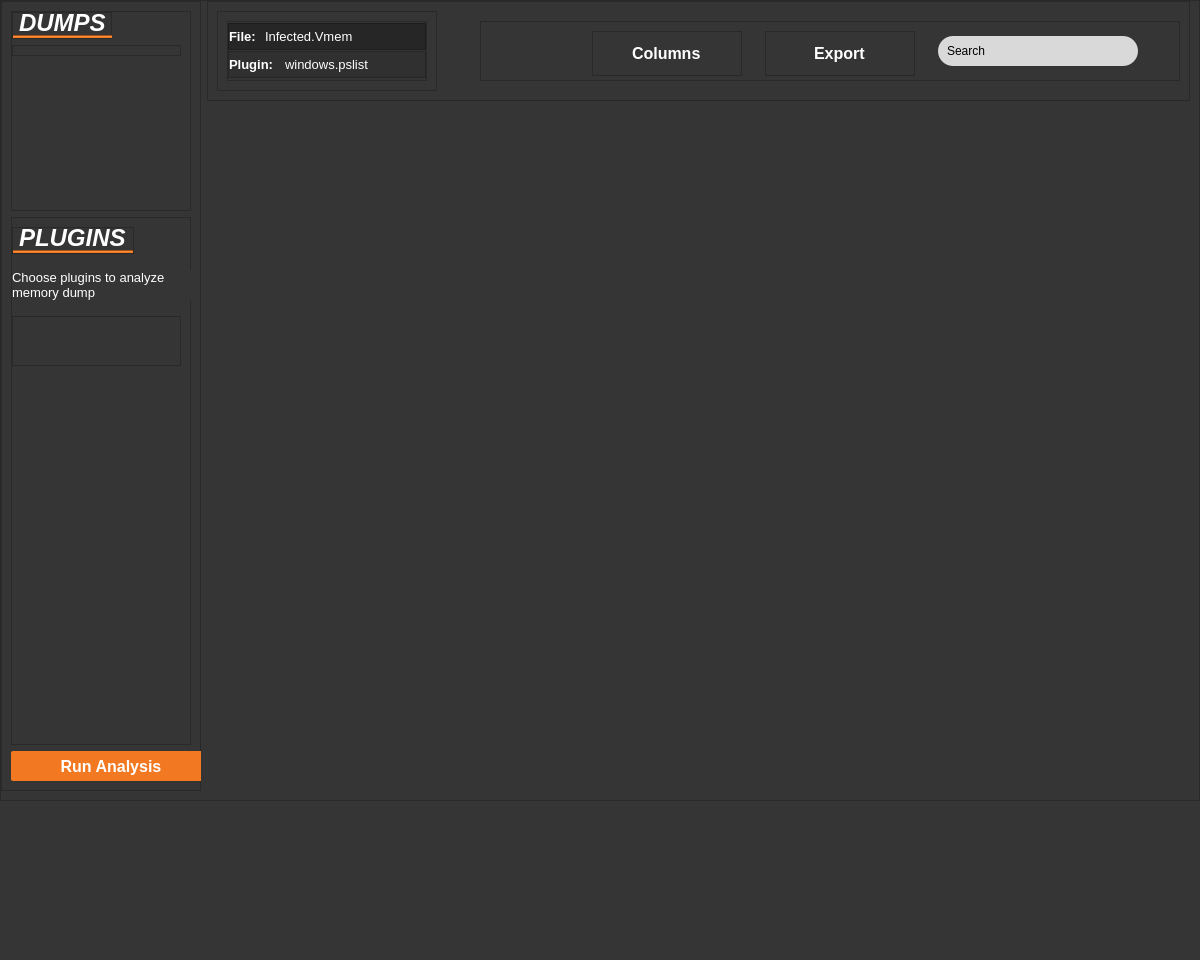
Before: the Qt Designer form newSimpleAnalyze/screens/ui/DataAnalyze.ui in Smidig-Leo/volatility3, drawn with Qt 5.
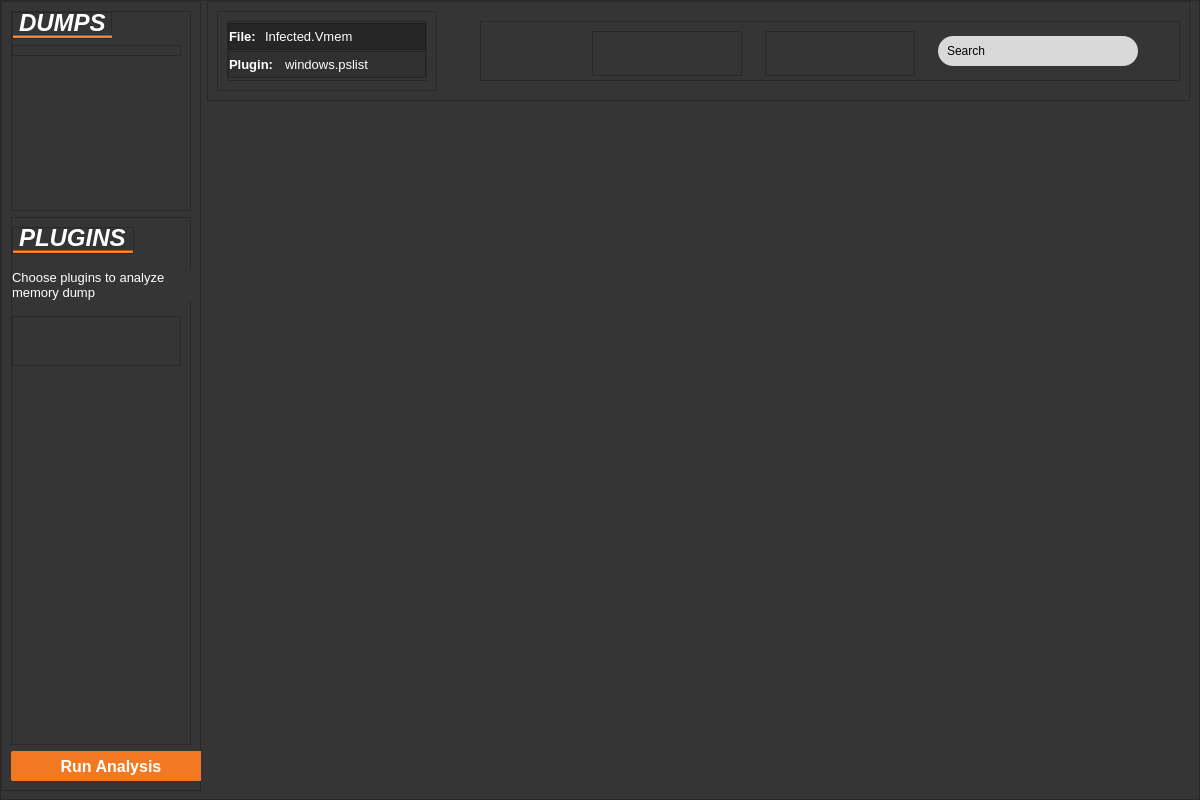
After: the same form once the commit is applied. Icons and pictures are not drawn.

```diff
--- a/newSimpleAnalyze/screens/ui/DataAnalyze.ui
+++ b/newSimpleAnalyze/screens/ui/DataAnalyze.ui
@@ -7,7 +7,7 @@
     <x>0</x>
     <y>0</y>
     <width>1200</width>
-    <height>960</height>
+    <height>800</height>
    </rect>
   </property>
   <property name="windowTitle">
@@ -301,38 +301,6 @@
                 <property name="horizontalSpacing">
                  <number>10</number>
                 </property>
-                <item row="0" column="2">
-                 <widget class="QLabel" name="labelExportArrow">
-                  <property name="text">
-                   <string>&lt;html&gt;&lt;head/&gt;&lt;body&gt;&lt;p&gt;&lt;img src=&quot;:/downArrow/assets/ArrowDown.png&quot;/&gt;&lt;/p&gt;&lt;/body&gt;&lt;/html&gt;</string>
-                  </property>
-                 </widget>
-                </item>
-                <item row="0" column="4">
-                 <widget class="QLabel" name="labelExportIcon">
-                  <property name="text">
-                   <string>&lt;html&gt;&lt;head/&gt;&lt;body&gt;&lt;p&gt;&lt;img src=&quot;:/export/assets/ExportVector.png&quot;/&gt;&lt;/p&gt;&lt;/body&gt;&lt;/html&gt;</string>
-                  </property>
-                 </widget>
-                </item>
-                <item row="0" column="3">
-                 <widget class="QLabel" name="labelExportText">
-                  <property name="font">
-                   <font>
-                    <family>Arial</family>
-                    <pointsize>12</pointsize>
-                    <weight>75</weight>
-                    <bold>true</bold>
-                   </font>
-                  </property>
-                  <property name="styleSheet">
-                   <string notr="true">color: rgb(255, 255, 255);</string>
-                  </property>
-                  <property name="text">
-                   <string>Export</string>
-                  </property>
-                 </widget>
-                </item>
                </layout>
               </widget>
              </item>
@@ -410,38 +378,6 @@
                 <property name="horizontalSpacing">
                  <number>10</number>
                 </property>
-                <item row="0" column="1">
-                 <widget class="QLabel" name="labelColumnText">
-                  <property name="font">
-                   <font>
-                    <family>Arial</family>
-                    <pointsize>12</pointsize>
-                    <weight>75</weight>
-                    <bold>true</bold>
-                   </font>
-                  </property>
-                  <property name="styleSheet">
-                   <string notr="true">color: rgb(255, 255, 255);</string>
-                  </property>
-                  <property name="text">
-                   <string>Columns</string>
-                  </property>
-                 </widget>
-                </item>
-                <item row="0" column="3">
-                 <widget class="QLabel" name="labelColumnIcon">
-                  <property name="text">
-                   <string>&lt;html&gt;&lt;head/&gt;&lt;body&gt;&lt;p&gt;&lt;img src=&quot;:/columns/assets/ColumnsVector.png&quot;/&gt;&lt;/p&gt;&lt;/body&gt;&lt;/html&gt;</string>
-                  </property>
-                 </widget>
-                </item>
-                <item row="0" column="0">
-                 <widget class="QLabel" name="labelColumnArrow">
-                  <property name="text">
-                   <string>&lt;html&gt;&lt;head/&gt;&lt;body&gt;&lt;p&gt;&lt;img src=&quot;:/downArrow/assets/ArrowDown.png&quot;/&gt;&lt;/p&gt;&lt;/body&gt;&lt;/html&gt;</string>
-                  </property>
-                 </widget>
-                </item>
                </layout>
               </widget>
              </item>
@@ -1191,8 +1127,8 @@
            <rect>
             <x>0</x>
             <y>0</y>
-            <width>981</width>
-            <height>688</height>
+            <width>979</width>
+            <height>683</height>
            </rect>
           </property>
          </widget>
```
Left out of the diff: 1 changed line with no effect on the pictures.
